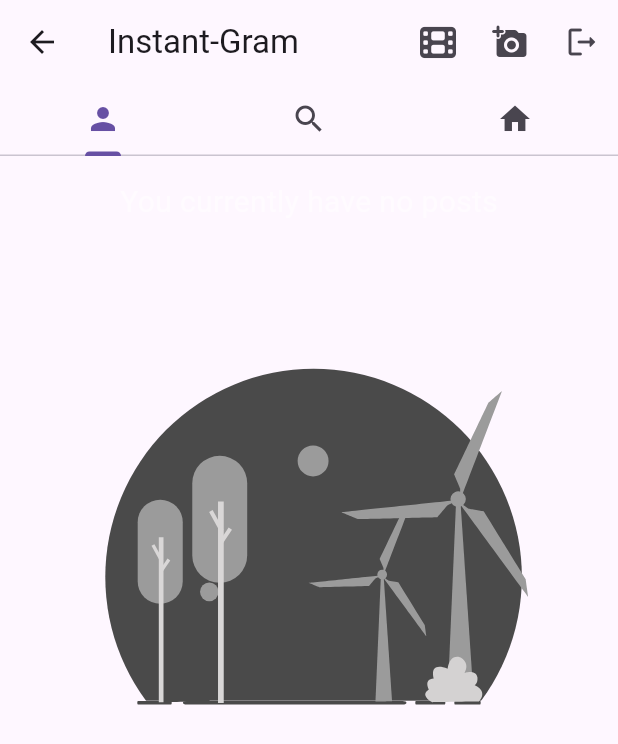
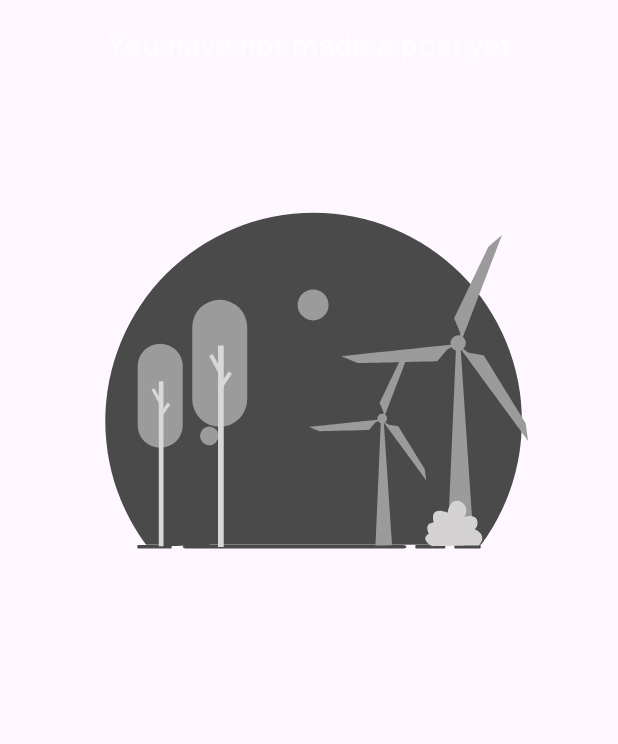
Before and after one commit to Marach8/FlutterStateManagementPracticeProject_Riverpod-instagram_clone, a Flutter app: the HomeView widget shown alone on an empty page, opened directly, on a phone screen of 412 x 824 dp. Shown: the top 744 px of the screen. Run offline on Flutter 3.47's test engine with Material 3 defaults, Android fonts, the phone set to English and light mode, and no system bars; our stand-ins replace cloud_firestore, firebase_auth, firebase_core, firebase_storage, flutter_hooks, font_awesome_flutter and 7 more; missing offline and left inert: facebook_auth, firebase_app_check, video_thumbnail; accounts and stored records are empty.

Commit message:
Worked on the HomeView

```diff
--- a/instagram_clone_app/lib/main.dart
+++ b/instagram_clone_app/lib/main.dart
@@ -5,7 +5,7 @@ import 'package:hooks_riverpod/hooks_riverpod.dart';
 import 'package:instagram_clone_app/firebase_options.dart';
 import 'package:instagram_clone_app/providers/isloading_provider.dart';
 import 'package:instagram_clone_app/screen_and_controller/loadingscreen.dart';
-import 'package:instagram_clone_app/views/home_view.dart';
+import 'package:instagram_clone_app/views/mainview.dart';
 import 'package:instagram_clone_app/providers/isloggedin_provider.dart';
 import 'package:instagram_clone_app/views/login_view.dart';
 
@@ -44,7 +44,7 @@ class MyApp extends StatelessWidget {
             else{LoadingScreen().hideOverlay();}
           });
           final isLoggedIn = ref.watch(isLoggedInProvider);
-          if(isLoggedIn){return const HomeView();}
+          if(isLoggedIn){return const MainView();}
           else{return const LoginView();}
         }
       )
--- a/instagram_clone_app/lib/views/home_view.dart
+++ b/instagram_clone_app/lib/views/home_view.dart
@@ -1,91 +1,29 @@
 import 'package:flutter/material.dart';
-import 'package:font_awesome_flutter/font_awesome_flutter.dart';
 import 'package:hooks_riverpod/hooks_riverpod.dart';
-import 'package:instagram_clone_app/dialogs/dialogs.dart';
-import 'package:instagram_clone_app/enums_and_extensions/enums.dart';
-import 'package:instagram_clone_app/enums_and_extensions/extensions.dart';
-import 'package:instagram_clone_app/images/image_picker_helper.dart';
-import 'package:instagram_clone_app/posts/new_post_view.dart';
-import 'package:instagram_clone_app/providers/auth_state_provider.dart';
-import 'package:instagram_clone_app/providers/post_settings_provider.dart';
-import 'package:instagram_clone_app/views/search_view.dart';
-import 'package:instagram_clone_app/views/user_posts_view.dart';
+import 'package:instagram_clone_app/providers/all_posts_provider.dart';
+import 'package:instagram_clone_app/views/lottie_animation/lottie_subviews.dart';
+import 'package:instagram_clone_app/views/thumbnails/post_thumbnail_view.dart';
 
-
-class HomeView extends ConsumerStatefulWidget {
+class HomeView extends ConsumerWidget {
   const HomeView({super.key});
 
   @override
-  ConsumerState<ConsumerStatefulWidget> createState() => _HomeViewState();
-}
-
-class _HomeViewState extends ConsumerState<HomeView> {
-  @override
-  Widget build(BuildContext context) {
-    return DefaultTabController(
-      length: 3,
-      child: Scaffold(
-        appBar: AppBar(
-          title: const Text('Instant-Gram'),
-          actions: [
-            IconButton(
-              onPressed: () async{
-                final pickedVideo = await ImagePickerHelper.pickVideoFromGallery();
-                if(pickedVideo == null){return;}
-                final newPostSettingsProvider = ref.refresh(postSettingsProvider);
-                if(!mounted){return;}
-                Navigator.push(
-                  context,
-                  MaterialPageRoute(
-                    builder: (_) => CreateNewPostView(
-                      fileToPost: pickedVideo, fileType: FileType.video
-                    )
-                  )
-                );
-              },
-              icon: const FaIcon(FontAwesomeIcons.film)
-            ),
-            IconButton(
-              onPressed: () async{
-                final pickedImage = await ImagePickerHelper.pickImageFromGallery();
-                if(pickedImage == null){return;}
-                final newPostSettingsProvider = ref.refresh(postSettingsProvider);
-                if(!mounted){return;}
-                Navigator.push(
-                  context,
-                  MaterialPageRoute(
-                    builder: (_) => CreateNewPostView(
-                      fileToPost: pickedImage, fileType: FileType.image
-                    )
-                  )
-                );
-              },
-              icon: const FaIcon(Icons.add_a_photo_rounded)
-            ),
-            IconButton(
-              onPressed: () async{
-                final shouldLogout = await LogoutAlertDialog()
-                  .showAlertDialog(context).then((value) => value ?? false);
-                shouldLogout ? await ref.read(authStateProvider.notifier).logOut(): {};
-              },
-              icon: const FaIcon(Icons.logout_rounded)
-            )
-          ],
-          bottom: const TabBar(
-            tabs: [
-              Tab(icon: Icon(Icons.person)),
-              Tab(icon: Icon(Icons.search)),
-              Tab(icon: Icon(Icons.home))
-            ]
-          )
-        ),
-        body: const TabBarView(
-          children: [
-            UserPostsView(),
-            SearchView(),
-            UserPostsView()
-          ],
-        )
+  Widget build(BuildContext context, WidgetRef ref) {
+    final posts = ref.watch(allPostsProvider);
+    return RefreshIndicator(
+      onRefresh: () {
+        final refreshedProvider = ref.refresh(allPostsProvider);
+        return Future.delayed(const Duration(seconds: 1));
+      },
+      child: posts.when(
+        data: (data){
+          if(data.isEmpty){
+            return const EmptyContentAnimationViewWithText(text: 'You have not made a post yet');
+          }
+          return PostThumbnailGridView(posts: data);
+        },
+        loading: () => const Center(child: CircularProgressIndicator()),
+        error: (_, __) => const ErrorAnimationView()
       )
     );
   }
```
Also changed, not shown: instagram_clone_app/lib/providers/all_posts_provider.dart (added, +24 -0 lines), instagram_clone_app/lib/views/mainview.dart (added, +93 -0 lines).
